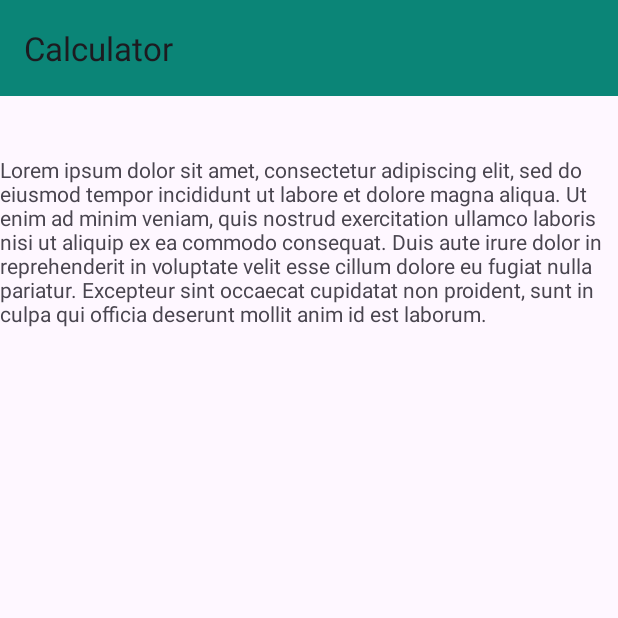
After one commit to czlabinger/School, an Android app: the About screen opened directly, with no data from a screen before it, on a phone screen of 412 x 824 dp, the top half of it. The commit adds this screen. Run offline under Robolectric (Android 15) with nearby library versions, the phone set to English and light mode, and no system bars.

Commit message:
SEW Calculator EKü done!

```diff
--- a/4xHIT/SEW/Calculator/app/build.gradle.kts
+++ b/4xHIT/SEW/Calculator/app/build.gradle.kts
@@ -34,6 +34,7 @@
 dependencies {
     implementation("com.google.android.material:material:1.9.0")
     implementation("androidx.constraintlayout:constraintlayout:2.1.4")
+    implementation("androidx.appcompat:appcompat:1.6.1")
     testImplementation("junit:junit:4.13.2")
     androidTestImplementation("androidx.test.ext:junit:1.1.5")
     androidTestImplementation("androidx.test.espresso:espresso-core:3.5.1")
--- a/4xHIT/SEW/Calculator/app/src/main/AndroidManifest.xml
+++ b/4xHIT/SEW/Calculator/app/src/main/AndroidManifest.xml
@@ -13,6 +13,9 @@
         android:theme="@style/Theme.Calculator"
         tools:targetApi="31">
         <activity
+            android:name=".About"
+            android:exported="false" />
+        <activity
             android:name=".MainActivity"
             android:exported="true">
             <intent-filter>
--- /dev/null
+++ b/4xHIT/SEW/Calculator/app/src/main/java/at/czlabinger/calculator/About.java
@@ -0,0 +1,21 @@
+package at.czlabinger.calculator;
+
+import androidx.activity.OnBackPressedCallback;
+import androidx.appcompat.app.AppCompatActivity;
+import androidx.appcompat.widget.Toolbar;
+
+import android.os.Bundle;
+
+public class About extends AppCompatActivity {
+
+    @Override
+    protected void onCreate(Bundle savedInstanceState) {
+        super.onCreate(savedInstanceState);
+        setContentView(R.layout.activity_about);
+
+        getWindow().setStatusBarColor(getResources().getColor(R.color.darkGreen, this.getTheme()));
+
+        Toolbar toolbar = (Toolbar) findViewById(R.id.aboutToolbar);
+        setSupportActionBar(toolbar);
+    }
+}
--- /dev/null
+++ b/4xHIT/SEW/Calculator/app/src/main/res/layout/activity_about.xml
@@ -0,0 +1,22 @@
+<?xml version="1.0" encoding="utf-8"?>
+<androidx.constraintlayout.widget.ConstraintLayout xmlns:android="http://schemas.android.com/apk/res/android"
+    xmlns:app="http://schemas.android.com/apk/res-auto"
+    xmlns:tools="http://schemas.android.com/tools"
+    android:layout_width="match_parent"
+    android:layout_height="match_parent"
+    tools:context=".About">
+
+    <include
+        android:id="@+id/aboutToolbar"
+        layout="@layout/toolbar" />
+
+    <TextView
+        android:layout_width="wrap_content"
+        android:layout_height="wrap_content"
+        android:layout_marginTop="39dp"
+        android:text="@string/aboutText"
+        app:layout_constraintEnd_toEndOf="parent"
+        app:layout_constraintStart_toStartOf="parent"
+        app:layout_constraintTop_toBottomOf="@+id/aboutToolbar" />
+
+</androidx.constraintlayout.widget.ConstraintLayout>
--- a/4xHIT/SEW/Calculator/app/src/main/res/layout/toolbar.xml
+++ b/4xHIT/SEW/Calculator/app/src/main/res/layout/toolbar.xml
@@ -1,9 +1,12 @@
 <?xml version="1.0" encoding="utf-8"?>
 <androidx.appcompat.widget.Toolbar xmlns:android="http://schemas.android.com/apk/res/android"
+    xmlns:app="http://schemas.android.com/apk/res-auto"
+
     android:layout_width="match_parent"
     android:layout_height="wrap_content"
     android:background="@color/green"
     android:elevation="4dp"
-    >
+    android:theme="@style/ThemeOverlay.MaterialComponents.Toolbar.Primary"
+    app:popupTheme="@style/ThemeOverlay.MaterialComponents.Toolbar.Primary"
 
-</androidx.appcompat.widget.Toolbar>
+/>
--- a/4xHIT/SEW/Calculator/app/src/main/res/values/strings.xml
+++ b/4xHIT/SEW/Calculator/app/src/main/res/values/strings.xml
@@ -10,4 +10,7 @@
     <string name="zero">0</string>
     <string name="hint1">Value 1</string>
     <string name="hint2">Value 2</string>
+    <string name="reset">Reset</string>
+    <string name="about">About Us</string>
+    <string name="aboutText">"Lorem ipsum dolor sit amet, consectetur adipiscing elit, sed do eiusmod tempor incididunt ut labore et dolore magna aliqua. Ut enim ad minim veniam, quis nostrud exercitation ullamco laboris nisi ut aliquip ex ea commodo consequat. Duis aute irure dolor in reprehenderit in voluptate velit esse cillum dolore eu fugiat nulla pariatur. Excepteur sint occaecat cupidatat non proident, sunt in culpa qui officia deserunt mollit anim id est laborum."</string>
 </resources>
```
Also changed, not shown: 4xHIT/SEW/Calculator/app/src/main/java/at/czlabinger/calculator/MainActivity.java (+57 -17 lines), 4xHIT/SEW/Calculator/app/src/main/res/menu/toolbar_menu.xml (added, +16 -0 lines).
